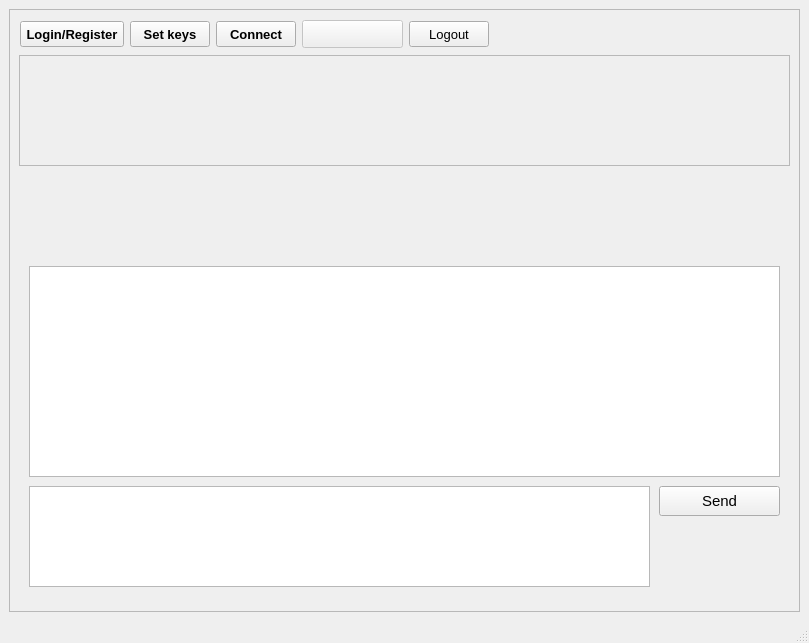
Above: mainwindow.ui from egge313/eggemesg before the change. Below: the same form after it.
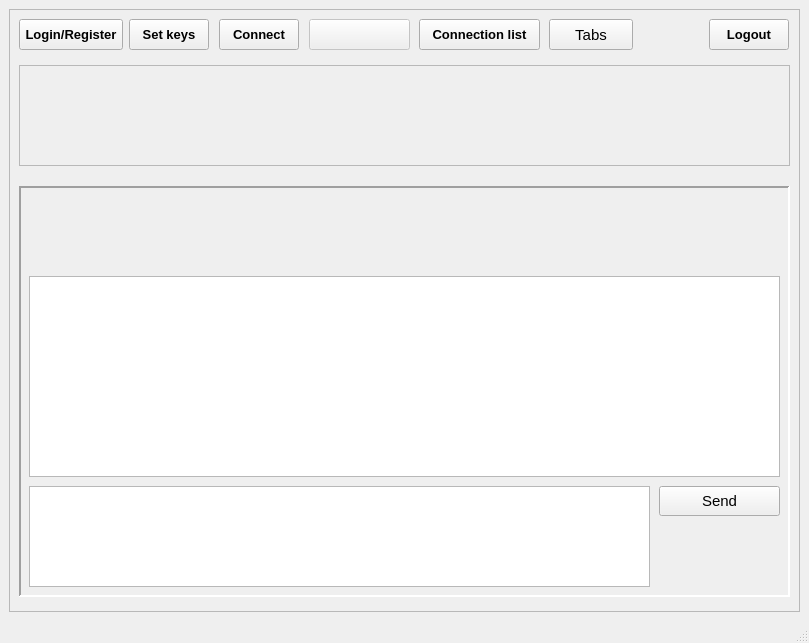
That is the form after the change. Icons and pictures are not drawn.

Commit message: Added the connection list dialog.

The edit to the form file:
```diff
--- a/mainwindow.ui
+++ b/mainwindow.ui
@@ -69,9 +69,9 @@
        <property name="geometry">
         <rect>
          <x>10</x>
-         <y>46</y>
+         <y>56</y>
          <width>771</width>
-         <height>111</height>
+         <height>101</height>
         </rect>
        </property>
        <property name="frameShape">
@@ -103,13 +103,22 @@
          <height>411</height>
         </rect>
        </property>
+       <property name="frameShape">
+        <enum>QFrame::Shape::Panel</enum>
+       </property>
+       <property name="frameShadow">
+        <enum>QFrame::Shadow::Sunken</enum>
+       </property>
+       <property name="lineWidth">
+        <number>2</number>
+       </property>
        <widget class="QTextEdit" name="textEditMyMessages">
         <property name="geometry">
          <rect>
           <x>10</x>
-          <y>80</y>
+          <y>90</y>
           <width>751</width>
-          <height>211</height>
+          <height>201</height>
          </rect>
         </property>
        </widget>
@@ -152,10 +161,10 @@
       <widget class="QPushButton" name="pushButtonLogin">
        <property name="geometry">
         <rect>
-         <x>11</x>
-         <y>12</y>
+         <x>10</x>
+         <y>10</y>
          <width>104</width>
-         <height>26</height>
+         <height>31</height>
         </rect>
        </property>
        <property name="minimumSize">
@@ -201,10 +210,10 @@
       <widget class="QPushButton" name="pushButtonSetKeys">
        <property name="geometry">
         <rect>
-         <x>121</x>
-         <y>12</y>
+         <x>120</x>
+         <y>10</y>
          <width>80</width>
-         <height>26</height>
+         <height>31</height>
         </rect>
        </property>
        <property name="minimumSize">
@@ -245,10 +254,10 @@
       <widget class="QPushButton" name="pushButtonConnect">
        <property name="geometry">
         <rect>
-         <x>207</x>
-         <y>12</y>
+         <x>210</x>
+         <y>10</y>
          <width>80</width>
-         <height>26</height>
+         <height>31</height>
         </rect>
        </property>
        <property name="minimumSize">
@@ -292,10 +301,10 @@
        </property>
        <property name="geometry">
         <rect>
-         <x>293</x>
-         <y>11</y>
+         <x>300</x>
+         <y>10</y>
          <width>101</width>
-         <height>28</height>
+         <height>31</height>
         </rect>
        </property>
        <property name="minimumSize">
@@ -314,10 +323,10 @@
       <widget class="QPushButton" name="pushButtonLogout">
        <property name="geometry">
         <rect>
-         <x>400</x>
-         <y>12</y>
+         <x>700</x>
+         <y>10</y>
          <width>80</width>
-         <height>26</height>
+         <height>31</height>
         </rect>
        </property>
        <property name="minimumSize">
@@ -329,6 +338,7 @@
        <property name="font">
         <font>
          <pointsize>10</pointsize>
+         <bold>true</bold>
         </font>
        </property>
        <property name="cursor">
@@ -341,6 +351,38 @@
         <string>Logout</string>
        </property>
       </widget>
+      <widget class="QPushButton" name="pushButtonTabs">
+       <property name="geometry">
+        <rect>
+         <x>540</x>
+         <y>10</y>
+         <width>84</width>
+         <height>31</height>
+        </rect>
+       </property>
+       <property name="text">
+        <string>Tabs</string>
+       </property>
+      </widget>
+      <widget class="QPushButton" name="pushButtonConnectionList">
+       <property name="geometry">
+        <rect>
+         <x>410</x>
+         <y>10</y>
+         <width>121</width>
+         <height>31</height>
+        </rect>
+       </property>
+       <property name="font">
+        <font>
+         <pointsize>10</pointsize>
+         <bold>true</bold>
+        </font>
+       </property>
+       <property name="text">
+        <string>Connection list</string>
+       </property>
+      </widget>
      </widget>
     </item>
    </layout>
```
The commit also changes 25 other files.
